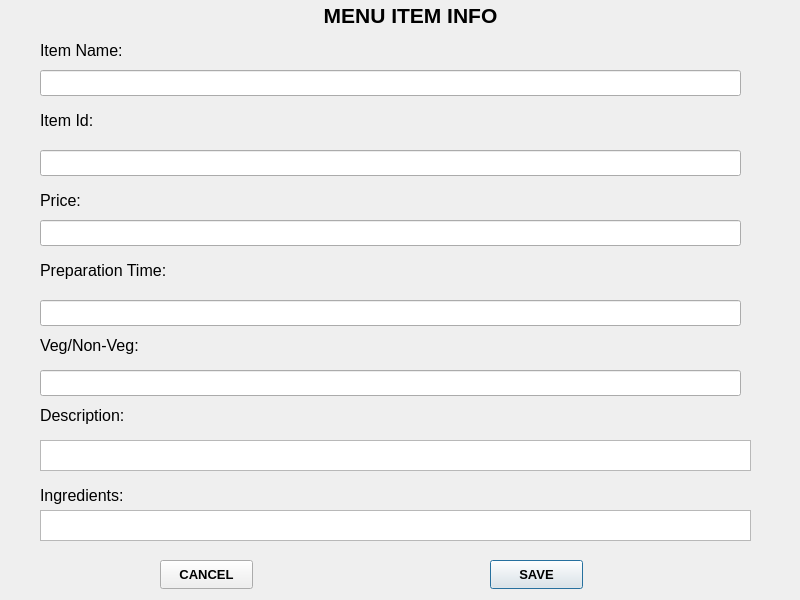
The window that RMS_qt/menuiteminfo.ui (dev-pratik02/RMS) describes before a commit, drawn with Qt 5.
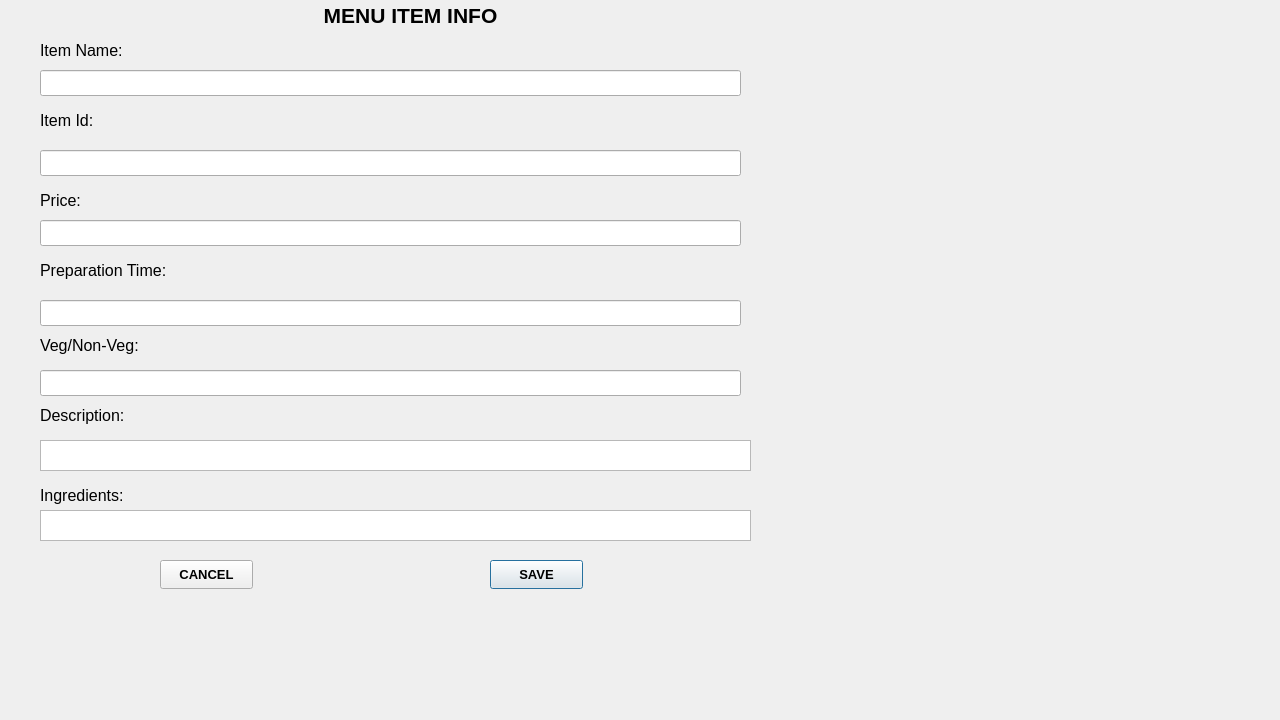
The same window after the commit.

```diff
--- a/RMS_qt/menuiteminfo.ui
+++ b/RMS_qt/menuiteminfo.ui
@@ -6,8 +6,8 @@
    <rect>
     <x>0</x>
     <y>0</y>
-    <width>800</width>
-    <height>600</height>
+    <width>1280</width>
+    <height>720</height>
    </rect>
   </property>
   <property name="font">
```
